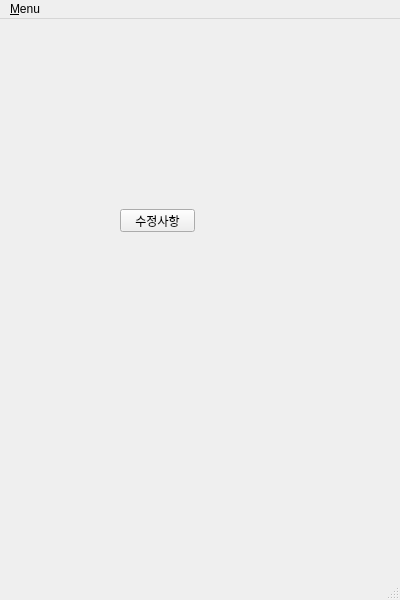
simneol/JuDeP, file FiveOfRuler/UserWindow.ui: the form before one commit.
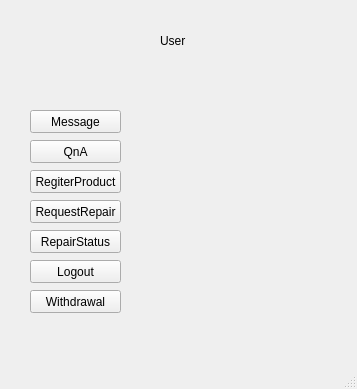
The form after the commit.

Patch:
```diff
--- a/FiveOfRuler/UserWindow.ui
+++ b/FiveOfRuler/UserWindow.ui
@@ -6,25 +6,116 @@
    <rect>
     <x>0</x>
     <y>0</y>
-    <width>400</width>
-    <height>600</height>
+    <width>357</width>
+    <height>389</height>
    </rect>
   </property>
   <property name="windowTitle">
    <string>FiveOfRuler (User)</string>
   </property>
   <widget class="QWidget" name="centralwidget">
-   <widget class="QPushButton" name="pushButton">
+   <widget class="QLabel" name="label">
     <property name="geometry">
      <rect>
-      <x>120</x>
-      <y>190</y>
-      <width>75</width>
+      <x>160</x>
+      <y>30</y>
+      <width>111</width>
+      <height>21</height>
+     </rect>
+    </property>
+    <property name="text">
+     <string>User</string>
+    </property>
+   </widget>
+   <widget class="QPushButton" name="RegiterProduct">
+    <property name="geometry">
+     <rect>
+      <x>30</x>
+      <y>170</y>
+      <width>91</width>
       <height>23</height>
      </rect>
     </property>
     <property name="text">
-     <string>수정사항</string>
+     <string>RegiterProduct</string>
+    </property>
+   </widget>
+   <widget class="QPushButton" name="RepairStatus">
+    <property name="geometry">
+     <rect>
+      <x>30</x>
+      <y>230</y>
+      <width>91</width>
+      <height>23</height>
+     </rect>
+    </property>
+    <property name="text">
+     <string>RepairStatus</string>
+    </property>
+   </widget>
+   <widget class="QPushButton" name="message">
+    <property name="geometry">
+     <rect>
+      <x>30</x>
+      <y>110</y>
+      <width>91</width>
+      <height>23</height>
+     </rect>
+    </property>
+    <property name="text">
+     <string>Message</string>
+    </property>
+   </widget>
+   <widget class="QPushButton" name="RequestRepair">
+    <property name="geometry">
+     <rect>
+      <x>30</x>
+      <y>200</y>
+      <width>91</width>
+      <height>23</height>
+     </rect>
+    </property>
+    <property name="text">
+     <string>RequestRepair</string>
+    </property>
+   </widget>
+   <widget class="QPushButton" name="QnA">
+    <property name="geometry">
+     <rect>
+      <x>30</x>
+      <y>140</y>
+      <width>91</width>
+      <height>23</height>
+     </rect>
+    </property>
+    <property name="text">
+     <string>QnA</string>
+    </property>
+   </widget>
+   <widget class="QPushButton" name="logiut">
+    <property name="geometry">
+     <rect>
+      <x>30</x>
+      <y>260</y>
+      <width>91</width>
+      <height>23</height>
+     </rect>
+    </property>
+    <property name="text">
+     <string>Logout</string>
+    </property>
+   </widget>
+   <widget class="QPushButton" name="Withdrawal">
+    <property name="geometry">
+     <rect>
+      <x>30</x>
+      <y>290</y>
+      <width>91</width>
+      <height>23</height>
+     </rect>
+    </property>
+    <property name="text">
+     <string>Withdrawal</string>
     </property>
    </widget>
   </widget>
@@ -33,17 +124,10 @@
     <rect>
      <x>0</x>
      <y>0</y>
-     <width>400</width>
+     <width>357</width>
      <height>21</height>
     </rect>
    </property>
-   <widget class="QMenu" name="menu_Menu">
-    <property name="title">
-     <string>&amp;Menu</string>
-    </property>
-    <addaction name="action_Logout"/>
-   </widget>
-   <addaction name="menu_Menu"/>
   </widget>
   <widget class="QStatusBar" name="statusbar"/>
   <action name="action_Logout">
```
Left out of the diff: 7 changed lines with no effect on the pictures.
